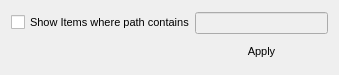
Above: pathfilter.ui from pjrinaldi/wombatforensics before the change. Below: the same form after it.
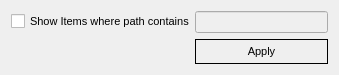
That is the form after the change.

Diff of the .ui file:
```diff
--- a/pathfilter.ui
+++ b/pathfilter.ui
@@ -47,6 +47,9 @@
      <property name="autoFillBackground">
       <bool>false</bool>
      </property>
+     <property name="styleSheet">
+      <string notr="true">border: 1px solid black; padding: 5px 10px 5px 10px;</string>
+     </property>
      <property name="text">
       <string>Apply</string>
      </property>
```
